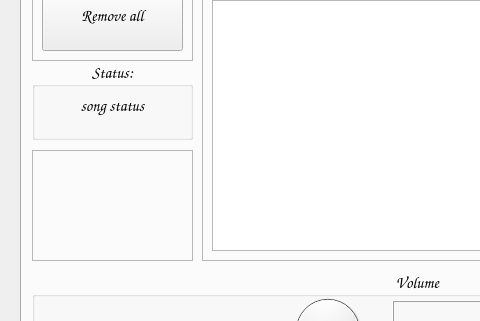
Old version of the form App_main/UI/player_ui.ui in the repository piotrekgelert/radio-mp3-player; both pictures show x 0 to 480 and y 323 to 644 of the 828 by 813 pixel window.
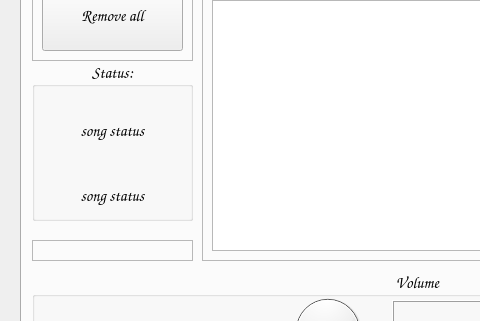
New version of the form. Icons and pictures are not drawn.

Commit message: add icons to mp3 player and modify app icons sizes

What changed in the file:
```diff
--- a/App_main/UI/player_ui.ui
+++ b/App_main/UI/player_ui.ui
@@ -157,7 +157,7 @@
         <x>10</x>
         <y>330</y>
         <width>161</width>
-        <height>80</height>
+        <height>161</height>
        </rect>
       </property>
       <property name="title">
@@ -170,7 +170,7 @@
        <property name="geometry">
         <rect>
          <x>10</x>
-         <y>30</y>
+         <y>120</y>
          <width>141</width>
          <height>31</height>
         </rect>
@@ -182,6 +182,22 @@
         <set>Qt::AlignCenter</set>
        </property>
       </widget>
+      <widget class="QLabel" name="lb_le_status_icon">
+       <property name="geometry">
+        <rect>
+         <x>10</x>
+         <y>30</y>
+         <width>141</width>
+         <height>81</height>
+        </rect>
+       </property>
+       <property name="text">
+        <string>song status</string>
+       </property>
+       <property name="alignment">
+        <set>Qt::AlignCenter</set>
+       </property>
+      </widget>
      </widget>
      <widget class="QFrame" name="fr_play_buttons">
       <property name="geometry">
@@ -298,9 +314,9 @@
       <property name="geometry">
        <rect>
         <x>10</x>
-        <y>420</y>
+        <y>510</y>
         <width>161</width>
-        <height>111</height>
+        <height>21</height>
        </rect>
       </property>
       <property name="frameShape">
```
Left out of the diff: 22 changed lines with no effect on the pictures. The commit also changes 19 other files.
